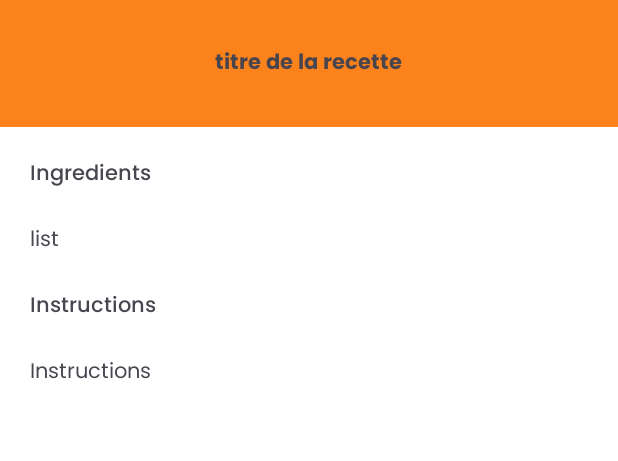
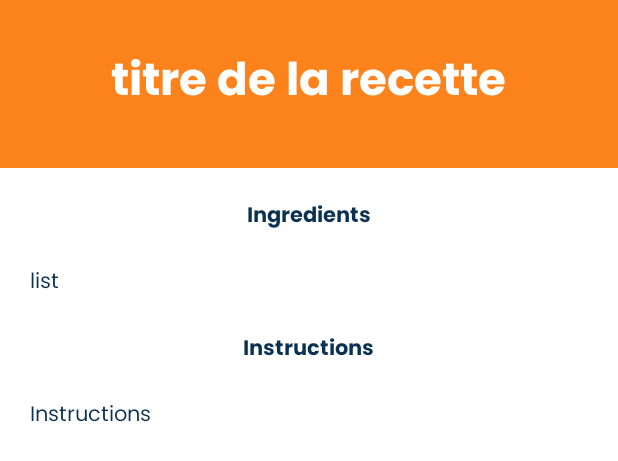
Before and after one commit to D0gmaDev/FoodLens, an Android app: the layout activity_recipe_result.xml on its own in the app's theme, with its tools: preview values and no code run, on a phone screen of 412 x 824 dp. Shown: the top 461 px of the screen. Run offline under Robolectric (Android 15) with nearby library versions, the phone set to English and light mode, and no system bars.

Commit message:
Update recipe result layout with text size and color adjustments

```diff
--- a/app/src/main/res/layout/activity_recipe_result.xml
+++ b/app/src/main/res/layout/activity_recipe_result.xml
@@ -17,7 +17,9 @@
             android:layout_width="wrap_content"
             android:layout_height="wrap_content"
             android:fontFamily="@font/poppins_bold"
-            android:text="@string/titre_de_la_recette" />
+            android:text="@string/titre_de_la_recette"
+            android:textSize="30dp"
+            android:textColor="@color/white" />
 
         <ScrollView
             android:layout_width="match_parent"
@@ -35,8 +37,10 @@
                 android:background="@color/white">
 
                 <TextView
+                    android:layout_gravity="center_horizontal"
+                    android:textColor="@color/blue"
                     android:id="@+id/ingredients"
-                    android:fontFamily="@font/poppins_medium"
+                    android:fontFamily="@font/poppins_bold"
                     android:layout_width="wrap_content"
                     android:layout_height="wrap_content"
                     android:layout_margin="10dp"
@@ -44,6 +48,7 @@
 
                 <TextView
                     android:id="@+id/listIngredients"
+                    android:textColor="@color/blue"
                     android:fontFamily="@font/poppins"
                     android:layout_width="wrap_content"
                     android:layout_height="wrap_content"
@@ -52,14 +57,17 @@
 
                 <TextView
                     android:id="@+id/instructions"
-                    android:fontFamily="@font/poppins_medium"
+                    android:fontFamily="@font/poppins_bold"
                     android:layout_width="wrap_content"
                     android:layout_height="wrap_content"
                     android:layout_margin="10dp"
-                    android:text="Instructions" />
+                    android:text="Instructions"
+                    android:layout_gravity="center_horizontal"
+                    android:textColor="@color/blue" />
 
                 <TextView
                     android:id="@+id/listInstructions"
+                    android:textColor="@color/blue"
                     android:fontFamily="@font/poppins_regular"
                     android:layout_width="wrap_content"
                     android:layout_height="wrap_content"
```
